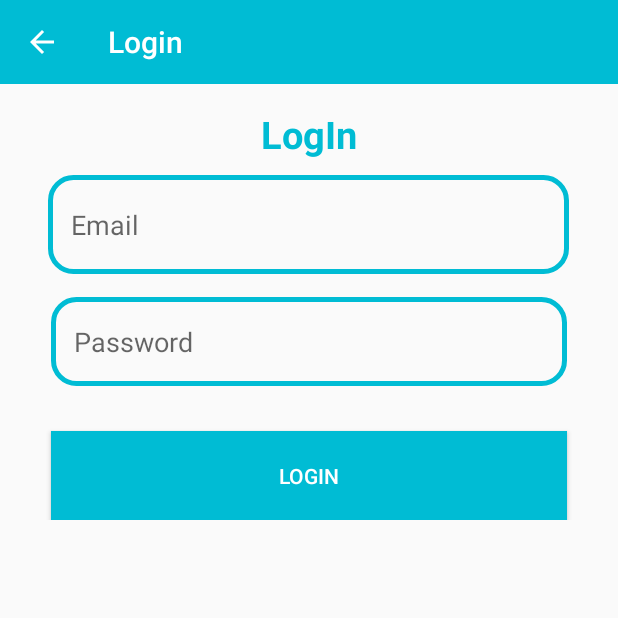
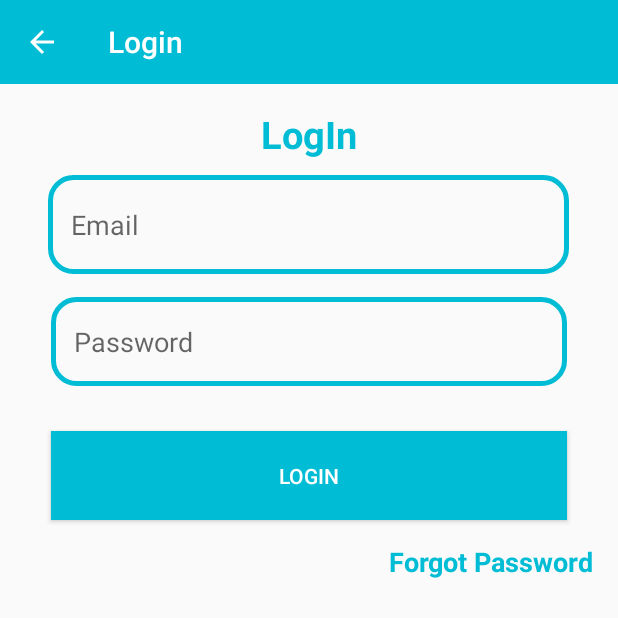
Before and after one commit to msallam64/ChatApp, an Android app: the LoginActivity screen opened directly, with no data from a screen before it, on a phone screen of 412 x 824 dp, the top half of it. Run offline under Robolectric (Android 15) with nearby library versions, the light colour scheme and no system bars; our stand-ins replace Firebase (no records; nobody signed in at launch, a user with empty details on screens opened directly).

Commit message:
reset password ...

```diff
--- a/app/src/main/java/com/example/chatapp/LoginActivity.java
+++ b/app/src/main/java/com/example/chatapp/Activities/LoginActivity.java
@@ -1,4 +1,4 @@
-package com.example.chatapp;
+package com.example.chatapp.Activities;
 
 import androidx.annotation.NonNull;
 import androidx.appcompat.app.AppCompatActivity;
@@ -11,8 +11,10 @@ import android.text.TextUtils;
 import android.view.View;
 import android.widget.Button;
 import android.widget.EditText;
+import android.widget.TextView;
 import android.widget.Toast;
 
+import com.example.chatapp.R;
 import com.google.android.gms.tasks.OnCompleteListener;
 import com.google.android.gms.tasks.Task;
 import com.google.firebase.auth.AuthResult;
@@ -22,6 +24,7 @@ public class LoginActivity extends AppCompatActivity {
     private EditText password, email;
     private Button login;
     private ProgressDialog progressDialog;
+    private TextView forget_password;
 
 
     FirebaseAuth auth;
@@ -38,7 +41,15 @@ public class LoginActivity extends AppCompatActivity {
         email = findViewById(R.id.emaillogin);
         password = findViewById(R.id.passwordlogin);
         login = findViewById(R.id.btn_login);
+        forget_password = findViewById(R.id.forgotpassword);
         progressDialog = new ProgressDialog(this);
+
+        forget_password.setOnClickListener(new View.OnClickListener() {
+            @Override
+            public void onClick(View view) {
+                startActivity(new Intent(LoginActivity.this, ResetPasswordActivity.class));
+            }
+        });
 
 
         auth = FirebaseAuth.getInstance();
--- a/app/src/main/java/com/example/chatapp/MainActivity.java
+++ b/app/src/main/java/com/example/chatapp/Activities/MainActivity.java
@@ -1,4 +1,4 @@
-package com.example.chatapp;
+package com.example.chatapp.Activities;
 
 import androidx.annotation.NonNull;
 import androidx.annotation.Nullable;
@@ -20,6 +20,8 @@ import com.example.chatapp.Fragment.ChatsFragment;
 import com.example.chatapp.Fragment.ProfileFragment;
 import com.example.chatapp.Fragment.UsersFragment;
 import com.example.chatapp.Model.User;
+import com.example.chatapp.R;
+import com.example.chatapp.StartActivity;
 import com.google.android.material.tabs.TabLayout;
 import com.google.firebase.auth.FirebaseAuth;
 import com.google.firebase.auth.FirebaseUser;
--- a/app/src/main/java/com/example/chatapp/MessageActivity.java
+++ b/app/src/main/java/com/example/chatapp/Activities/MessageActivity.java
@@ -1,4 +1,4 @@
-package com.example.chatapp;
+package com.example.chatapp.Activities;
 
 import androidx.annotation.NonNull;
 import androidx.appcompat.app.AppCompatActivity;
@@ -11,7 +11,6 @@ import android.os.Bundle;
 import android.view.View;
 import android.widget.EditText;
 import android.widget.ImageButton;
-import android.widget.LinearLayout;
 import android.widget.TextView;
 import android.widget.Toast;
 
@@ -19,6 +18,7 @@ import com.bumptech.glide.Glide;
 import com.example.chatapp.Adapter.MessageAdapter;
 import com.example.chatapp.Model.Chat;
 import com.example.chatapp.Model.User;
+import com.example.chatapp.R;
 import com.google.firebase.auth.FirebaseAuth;
 import com.google.firebase.auth.FirebaseUser;
 import com.google.firebase.database.DataSnapshot;
--- a/app/src/main/java/com/example/chatapp/RegisterActivity.java
+++ b/app/src/main/java/com/example/chatapp/Activities/RegisterActivity.java
@@ -1,4 +1,4 @@
-package com.example.chatapp;
+package com.example.chatapp.Activities;
 
 import androidx.annotation.NonNull;
 import androidx.appcompat.app.AppCompatActivity;
@@ -13,6 +13,7 @@ import android.widget.Button;
 import android.widget.EditText;
 import android.widget.Toast;
 
+import com.example.chatapp.R;
 import com.google.android.gms.tasks.OnCompleteListener;
 import com.google.android.gms.tasks.Task;
 import com.google.firebase.auth.AuthResult;
--- a/app/src/main/java/com/example/chatapp/Adapter/UserAdapter.java
+++ b/app/src/main/java/com/example/chatapp/Adapter/UserAdapter.java
@@ -12,7 +12,7 @@ import androidx.annotation.NonNull;
 import androidx.recyclerview.widget.RecyclerView;
 
 import com.bumptech.glide.Glide;
-import com.example.chatapp.MessageActivity;
+import com.example.chatapp.Activities.MessageActivity;
 import com.example.chatapp.Model.User;
 import com.example.chatapp.R;
 
--- a/app/src/main/java/com/example/chatapp/StartActivity.java
+++ b/app/src/main/java/com/example/chatapp/StartActivity.java
@@ -7,6 +7,9 @@ import android.os.Bundle;
 import android.view.View;
 import android.widget.Button;
 
+import com.example.chatapp.Activities.LoginActivity;
+import com.example.chatapp.Activities.MainActivity;
+import com.example.chatapp.Activities.RegisterActivity;
 import com.google.firebase.auth.FirebaseAuth;
 import com.google.firebase.auth.FirebaseUser;
 
--- a/app/src/main/res/layout/activity_login.xml
+++ b/app/src/main/res/layout/activity_login.xml
@@ -4,7 +4,7 @@
     xmlns:tools="http://schemas.android.com/tools"
     android:layout_width="match_parent"
     android:layout_height="match_parent"
-    tools:context=".LoginActivity">
+    tools:context=".Activities.LoginActivity">
 
     <LinearLayout
         android:layout_width="match_parent"
@@ -21,8 +21,6 @@
             android:textStyle="bold"
             android:textColor="@color/colorPrimaryDark"
             />
-
-
         <EditText
             android:id="@+id/emaillogin"
             android:layout_width="347dp"
@@ -52,6 +50,18 @@
             android:background="@color/colorPrimaryDark"
             />
 
+        <TextView
+            android:layout_width="wrap_content"
+            android:layout_height="wrap_content"
+            android:gravity="center"
+            android:text="Forgot Password"
+            android:textColor="@color/colorPrimaryDark"
+            android:textStyle="bold"
+            android:layout_gravity="end"
+            android:textSize="18sp"
+            android:layout_marginTop="15dp"
+            android:id="@+id/forgotpassword"
+            />
 
 
     </LinearLayout>
--- a/app/src/main/res/layout/activity_main.xml
+++ b/app/src/main/res/layout/activity_main.xml
@@ -4,7 +4,7 @@
     xmlns:tools="http://schemas.android.com/tools"
     android:layout_width="match_parent"
     android:layout_height="wrap_content"
-    tools:context=".MainActivity"
+    tools:context=".Activities.MainActivity"
     android:orientation="vertical">
     <com.google.android.material.appbar.AppBarLayout
         android:layout_height="wrap_content"
--- a/app/src/main/res/layout/activity_message.xml
+++ b/app/src/main/res/layout/activity_message.xml
@@ -6,7 +6,7 @@
     android:layout_width="match_parent"
     android:layout_height="match_parent"
     android:background="#e6e6e6"
-    tools:context=".MessageActivity">
+    tools:context=".Activities.MessageActivity">
     <com.google.android.material.appbar.AppBarLayout
         android:id="@+id/bar"
         android:layout_height="wrap_content"
--- a/app/src/main/res/layout/activity_register.xml
+++ b/app/src/main/res/layout/activity_register.xml
@@ -4,7 +4,7 @@
     xmlns:tools="http://schemas.android.com/tools"
     android:layout_width="match_parent"
     android:layout_height="match_parent"
-    tools:context=".RegisterActivity">
+    tools:context=".Activities.RegisterActivity">
 
     <LinearLayout
         android:layout_width="match_parent"
```
Also changed, not shown: app/src/main/AndroidManifest.xml (+8 -7 lines), app/src/main/java/com/example/chatapp/Activities/ResetPasswordActivity.java (added, +63 -0 lines), app/src/main/res/layout/activity_reset_password.xml (added, +44 -0 lines).
